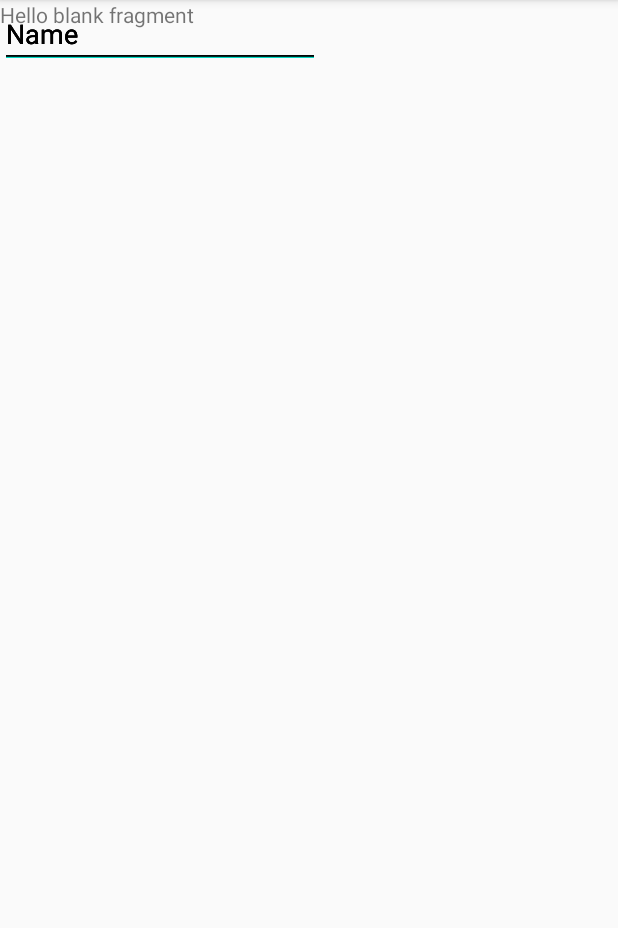
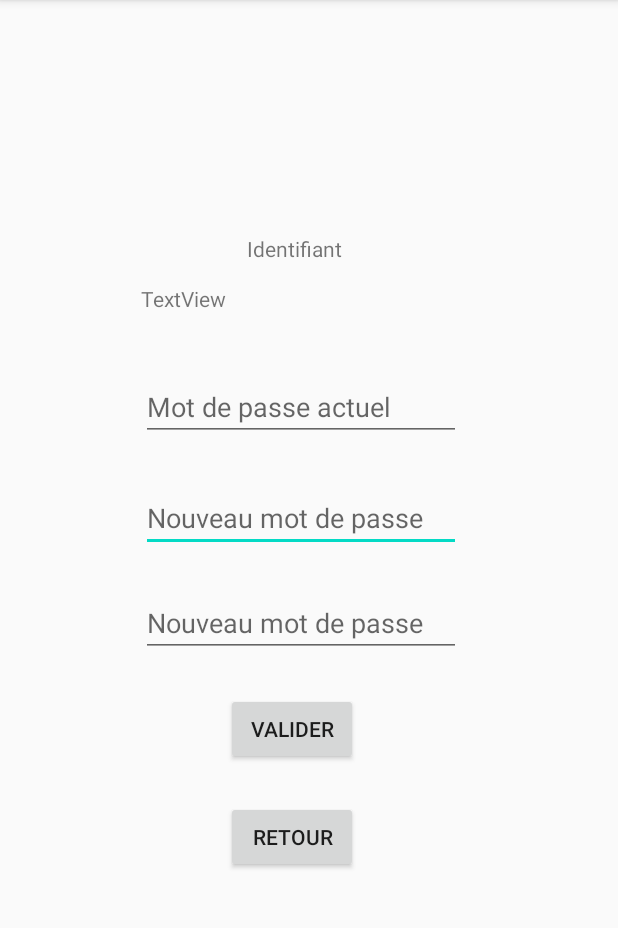
Before and after one commit to Mromeo56/Liemie-okhttp, an Android app: the fragment ProfilFragment shown on its own in the app's theme, on a phone screen of 412 x 824 dp, the part 84-1012 px from its top. Run offline under Robolectric (Android 15) with nearby library versions, the phone set to English and light mode, and no system bars.

Commit message:
Les vues

```diff
--- a/app/src/main/AndroidManifest.xml
+++ b/app/src/main/AndroidManifest.xml
@@ -7,7 +7,6 @@
     <uses-permission android:name="android.permission.READ_CONTACTS" />
     <uses-permission android:name="android.permission.SYSTEM_ALERT_WINDOW" />
 
-
     <application
         android:allowBackup="true"
         android:icon="@mipmap/ic_launcher"
@@ -16,6 +15,7 @@
         android:supportsRtl="true"
         android:theme="@style/AppTheme"
         android:usesCleartextTraffic="true">
+        <activity android:name=".RendezVousActivity"></activity>
         <activity
             android:name=".MainActivity"
             android:label="@string/app_name"
--- /dev/null
+++ b/app/src/main/java/com/example/liemie/Visite.java
@@ -0,0 +1,4 @@
+package com.example.liemie;
+
+public class Visite {
+}
--- a/app/src/main/res/layout/fragment_profil.xml
+++ b/app/src/main/res/layout/fragment_profil.xml
@@ -1,64 +1,100 @@
 <?xml version="1.0" encoding="utf-8"?>
 <androidx.constraintlayout.widget.ConstraintLayout xmlns:android="http://schemas.android.com/apk/res/android"
+    xmlns:app="http://schemas.android.com/apk/res-auto"
     xmlns:tools="http://schemas.android.com/tools"
     android:layout_width="match_parent"
     android:layout_height="match_parent"
     tools:context=".ProfilFragment">
 
     <!-- TODO: Update blank fragment layout -->
+
     <TextView
-        android:layout_width="match_parent"
-        android:layout_height="match_parent"
-        android:text="@string/hello_blank_fragment" />
+        android:id="@+id/textView"
+        android:layout_width="213dp"
+        android:layout_height="37dp"
+        android:text="TextView"
+        app:layout_constraintBottom_toBottomOf="parent"
+        app:layout_constraintEnd_toEndOf="parent"
+        app:layout_constraintHorizontal_bias="0.474"
+        app:layout_constraintStart_toStartOf="parent"
+        app:layout_constraintTop_toTopOf="parent"
+        app:layout_constraintVertical_bias="0.259" />
+
+    <TextView
+        android:id="@+id/textView6"
+        android:layout_width="wrap_content"
+        android:layout_height="wrap_content"
+        android:text="Identifiant"
+        app:layout_constraintBottom_toTopOf="@+id/textView"
+        app:layout_constraintEnd_toEndOf="parent"
+        app:layout_constraintHorizontal_bias="0.473"
+        app:layout_constraintStart_toStartOf="parent"
+        app:layout_constraintTop_toTopOf="parent"
+        app:layout_constraintVertical_bias="0.919" />
+
+    <Button
+        android:id="@+id/button"
+        android:layout_width="wrap_content"
+        android:layout_height="wrap_content"
+        android:layout_marginTop="24dp"
+        android:text="Valider"
+        app:layout_constraintEnd_toEndOf="parent"
+        app:layout_constraintHorizontal_bias="0.464"
+        app:layout_constraintStart_toStartOf="parent"
+        app:layout_constraintTop_toBottomOf="@+id/editText2" />
+
+    <Button
+        android:id="@+id/button2"
+        android:layout_width="wrap_content"
+        android:layout_height="wrap_content"
+        android:text="Retour"
+        app:layout_constraintBottom_toBottomOf="parent"
+        app:layout_constraintEnd_toEndOf="parent"
+        app:layout_constraintHorizontal_bias="0.464"
+        app:layout_constraintStart_toStartOf="parent"
+        app:layout_constraintTop_toBottomOf="@+id/button"
+        app:layout_constraintVertical_bias="0.113" />
 
     <EditText
         android:id="@+id/editText"
         android:layout_width="wrap_content"
         android:layout_height="wrap_content"
         android:ems="10"
+        android:hint="Nouveau mot de passe"
         android:inputType="textPersonName"
-        android:text="Name"
-        tools:layout_editor_absoluteX="89dp"
-        tools:layout_editor_absoluteY="185dp" />
+        app:layout_constraintBottom_toTopOf="@+id/editText2"
+        app:layout_constraintEnd_toEndOf="parent"
+        app:layout_constraintHorizontal_bias="0.474"
+        app:layout_constraintStart_toStartOf="parent"
+        app:layout_constraintTop_toBottomOf="@+id/editText3"
+        app:layout_constraintVertical_bias="0.543" />
 
     <EditText
         android:id="@+id/editText2"
         android:layout_width="wrap_content"
         android:layout_height="wrap_content"
         android:ems="10"
+        android:hint="Nouveau mot de passe"
         android:inputType="textPersonName"
-        android:text="Name"
-        tools:layout_editor_absoluteX="91dp"
-        tools:layout_editor_absoluteY="256dp" />
+        app:layout_constraintBottom_toBottomOf="parent"
+        app:layout_constraintEnd_toEndOf="parent"
+        app:layout_constraintHorizontal_bias="0.474"
+        app:layout_constraintStart_toStartOf="parent"
+        app:layout_constraintTop_toTopOf="parent"
+        app:layout_constraintVertical_bias="0.543" />
 
     <EditText
         android:id="@+id/editText3"
         android:layout_width="wrap_content"
         android:layout_height="wrap_content"
         android:ems="10"
+        android:hint="Mot de passe actuel"
         android:inputType="textPersonName"
-        android:text="Name"
-        tools:layout_editor_absoluteX="89dp"
-        tools:layout_editor_absoluteY="332dp" />
-
-    <EditText
-        android:id="@+id/editText4"
-        android:layout_width="wrap_content"
-        android:layout_height="wrap_content"
-        android:ems="10"
-        android:inputType="textPersonName"
-        android:text="Name"
-        tools:layout_editor_absoluteX="89dp"
-        tools:layout_editor_absoluteY="405dp" />
-
-    <EditText
-        android:id="@+id/editText5"
-        android:layout_width="wrap_content"
-        android:layout_height="wrap_content"
-        android:ems="10"
-        android:inputType="textPersonName"
-        android:text="Name"
-        tools:layout_editor_absoluteX="89dp"
-        tools:layout_editor_absoluteY="476dp" />
+        app:layout_constraintBottom_toTopOf="@+id/editText2"
+        app:layout_constraintEnd_toEndOf="parent"
+        app:layout_constraintHorizontal_bias="0.474"
+        app:layout_constraintStart_toStartOf="parent"
+        app:layout_constraintTop_toBottomOf="@+id/textView"
+        app:layout_constraintVertical_bias="0.181" />
 
 </androidx.constraintlayout.widget.ConstraintLayout>
```
Also changed, not shown: app/src/main/java/com/example/liemie/RendezVousActivity.java (added, +23 -0 lines), app/src/main/java/com/example/liemie/ViewHolder.java (added, +15 -0 lines), app/src/main/java/com/example/liemie/VisiteAdaptater.java (added, +46 -0 lines), app/src/main/res/layout/activity_rendez_vous.xml (added, +41 -0 lines).
